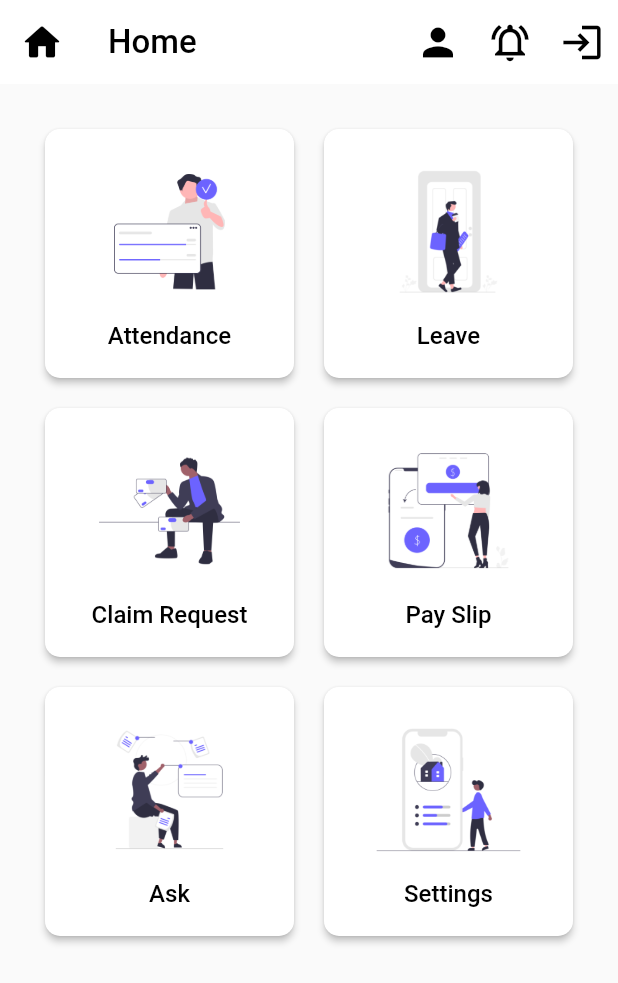
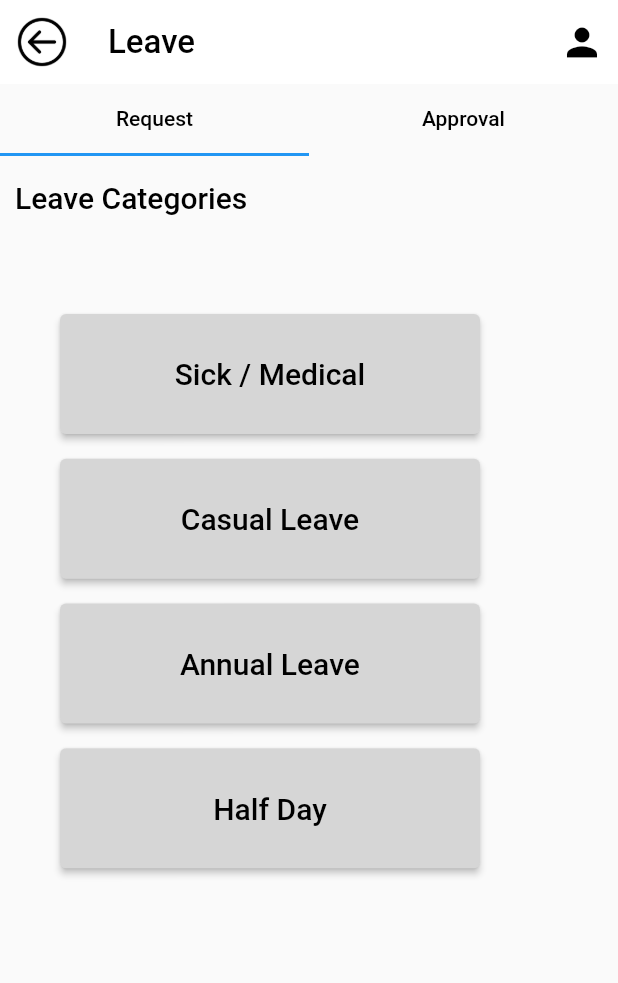
Before and after one commit to funky-dev99/Attendance-User, a Flutter app: the SecondHome screen opened directly, after a tap on "Leave", on a phone screen of 412 x 824 dp. Shown: the top 983 px of the screen. Run offline on Flutter 3.47's test engine with Material 2 defaults, Android fonts, the phone set to English and light mode, and no system bars; our stand-ins replace file_picker, image_picker, location, qr_flutter, shared_preferences; missing offline and left inert: flutter_pdfview, qr_code_scanner; accounts and stored records are empty.

Commit message:
leave page done

```diff
--- /dev/null
+++ b/attend_user/lib/secondUser_Pages/sec_leave_main.dart
@@ -0,0 +1,73 @@
+import 'package:attend_user/pages/leave_main.dart';
+import 'package:attend_user/secondUser_Pages/second_home.dart';
+import 'package:attend_user/secondUser_Pages/second_tabs/leave_approva.dart';
+import 'package:attend_user/secondUser_Pages/second_tabs/leave_req.dart';
+import 'package:flutter/material.dart';
+
+class SecLeaveMain extends StatelessWidget {
+  const SecLeaveMain({Key? key}) : super(key: key);
+
+
+  @override
+  Widget build(BuildContext context) {
+    return DefaultTabController(
+        length: 2,
+        child: Scaffold(
+          appBar: AppBar(
+            backgroundColor: Colors.white,
+            title: const Text(
+              "Leave",
+              style: TextStyle(color: Colors.black, fontSize: 22),
+            ),
+            leading: IconButton(
+              icon: Image.asset("images/back.png"),
+              iconSize: 20,
+              onPressed: () {
+                Navigator.push(context,
+                    MaterialPageRoute(builder: (context) =>  SecondHome()));
+              },
+            ),
+            actions: [
+              IconButton(
+                icon: const Icon(
+                  Icons.person,
+                  size: 30.0,
+                ),
+                color: Colors.black,
+                tooltip: 'View Profile',
+                onPressed: () {
+                  // Navigator.push(context,
+                  //     MaterialPageRoute(builder: (context) => const ProfilePage()));
+                },
+              )
+            ],
+            elevation: 0.0,
+          ),
+          body: Column(
+            children:  [
+              TabBar(tabs: [
+                Tab(
+                  child: Text(
+                    'Request',
+                    style: TextStyle(color: Colors.black),
+                  ),
+
+                ),
+                Tab(
+                  child: Text(
+                    'Approval',
+                    style: TextStyle(color: Colors.black),
+                  ),
+                ),
+              ]),
+              Expanded(child: TabBarView(children: [
+                SecLeaveReq(),
+                SecLeaveApproval(),
+              ]))
+            ],
+          ),
+        )
+
+    );
+  }
+}
--- a/attend_user/lib/secondUser_Pages/second_home.dart
+++ b/attend_user/lib/secondUser_Pages/second_home.dart
@@ -1,4 +1,5 @@
 import 'package:attend_user/secondUser_Pages/sec_claim_main.dart';
+import 'package:attend_user/secondUser_Pages/sec_leave_main.dart';
 import 'package:attend_user/secondUser_Pages/second_attendance.dart';
 import 'package:flutter/material.dart';
 import 'package:shared_preferences/shared_preferences.dart';
@@ -169,10 +170,11 @@ class SecondHome extends StatelessWidget {
   }
 
   void _handleContainer1Pressed(BuildContext context) {
-    // Navigator.push(
-    //   context,
-    //   MaterialPageRoute(builder: (context) => LeaveMain()),
-    // );
+
+    Navigator.push(
+      context,
+      MaterialPageRoute(builder: (context) => SecLeaveMain()),
+    );
   }
 
   void _handleContainer2Pressed(BuildContext context) {
--- /dev/null
+++ b/attend_user/lib/secondUser_Pages/second_tabs/leave_req.dart
@@ -0,0 +1,172 @@
+import 'package:flutter/material.dart';
+
+import '../../methods/methods.dart';
+
+class SecLeaveReq extends StatefulWidget {
+  const SecLeaveReq({Key? key}) : super(key: key);
+
+  @override
+  State<SecLeaveReq> createState() => _SecLeaveReqState();
+}
+
+class _SecLeaveReqState extends State<SecLeaveReq> {
+  @override
+  Widget build(BuildContext context) {
+    return Column(
+      children: [
+        Expanded(
+          child: SingleChildScrollView(
+            child: Column(
+              children: [
+                SizedBox(height: getSizeBoxHeight(context)),
+
+                //Claim Type Text
+                Row(
+                  children: [
+                    Container(
+                      padding: const EdgeInsets.only(left: 0.0),
+                      margin: const EdgeInsets.only(left: 10.0),
+                      child: const Text(
+                        'Leave Categories',
+                        style: TextStyle(
+                          fontSize: 20,
+                          fontWeight: FontWeight.w500,
+                          color: Colors.black,
+                        ),
+                      ),
+                    ),
+                  ],
+                ),
+
+                SizedBox(height: getSizeBoxHeightL(context)),
+
+                Row(
+                  children: [
+                    Container(
+                      margin: const EdgeInsets.only(left: 30),
+                      padding: const EdgeInsets.symmetric(horizontal: 10.0),
+                      width: 300,
+                      height: 80,
+                      child: ElevatedButton(
+                        onPressed: () {
+                          // Navigator.push(
+                          //   context,
+                          //   MaterialPageRoute(builder: (context) => Leave()),
+                          // );
+                        },
+                        style: ElevatedButton.styleFrom(
+                          foregroundColor: Colors.black,
+                          backgroundColor: Colors.grey[350], // Sets the text color
+                          minimumSize: const Size(150, 50), // Sets the minimum size of the button
+                        ),
+                        child: const Text(
+                          'Sick / Medical',
+                          style: TextStyle(
+                            fontSize: 20,
+                          ),
+                        ),
+                      ),
+                    ),
+                  ],
+                ),
+                SizedBox(height: getSizeBoxHeight(context)),
+
+                Row(
+                  children: [
+                    Container(
+                      margin: const EdgeInsets.only(left: 30),
+                      padding: const EdgeInsets.symmetric(horizontal: 10.0),
+                      width: 300,
+                      height: 80,
+                      child: ElevatedButton(
+                        onPressed: () {
+                          // Navigator.push(
+                          //   context,
+                          //   MaterialPageRoute(builder: (context) => CassualLeave()),
+                          // );
+                        },
+                        style: ElevatedButton.styleFrom(
+                          foregroundColor: Colors.black,
+                          backgroundColor: Colors.grey[350], // Sets the text color
+                          minimumSize: const Size(150, 50), // Sets the minimum size of the button
+                        ),
+                        child: const Text(
+                          'Casual Leave',
+                          style: TextStyle(
+                            fontSize: 20,
+                          ),
+                        ),
+                      ),
+                    ),
+                  ],
+                ),
+                SizedBox(height: getSizeBoxHeight(context)),
+
+                Row(
+                  children: [
+                    Container(
+                      margin: const EdgeInsets.only(left: 30),
+                      padding: const EdgeInsets.symmetric(horizontal: 10.0),
+                      width: 300,
+                      height: 80,
+                      child: ElevatedButton(
+                        onPressed: () {
+                          // Navigator.push(
+                          //   context,
+                          //   MaterialPageRoute(builder: (context) => AnnuLeave()),
+                          // );
+                        },
+                        style: ElevatedButton.styleFrom(
+                          foregroundColor: Colors.black,
+                          backgroundColor: Colors.grey[350], // Sets the text color
+                          minimumSize: const Size(150, 50), // Sets the minimum size of the button
+                        ),
+                        child: const Text(
+                          'Annual Leave',
+                          style: TextStyle(
+                            fontSize: 20,
+                          ),
+                        ),
+                      ),
+                    ),
+                  ],
+                ),
+                SizedBox(height: getSizeBoxHeight(context)),
+
+                Row(
+                  children: [
+                    Container(
+                      margin: const EdgeInsets.only(left: 30),
+                      padding: const EdgeInsets.symmetric(horizontal: 10.0),
+                      width: 300,
+                      height: 80,
+                      child: ElevatedButton(
+                        onPressed: () {
+                          // Navigator.push(
+                          //   context,
+                          //   MaterialPageRoute(builder: (context) => HalflLeave()),
+                          // );
+                        },
+                        style: ElevatedButton.styleFrom(
+                          foregroundColor: Colors.black,
+                          backgroundColor: Colors.grey[350], // Sets the text color
+                          minimumSize: const Size(150, 50), // Sets the minimum size of the button
+                        ),
+                        child: const Text(
+                          'Half Day',
+                          style: TextStyle(
+                            fontSize: 20,
+                          ),
+                        ),
+                      ),
+                    ),
+                  ],
+                ),
+              ],
+            ),
+          ),
+        ),
+      ],
+    );
+  }
+}
```
Also changed, not shown: attend_user/lib/secondUser_Pages/second_tabs/leave_approva.dart (added, +91 -0 lines).
